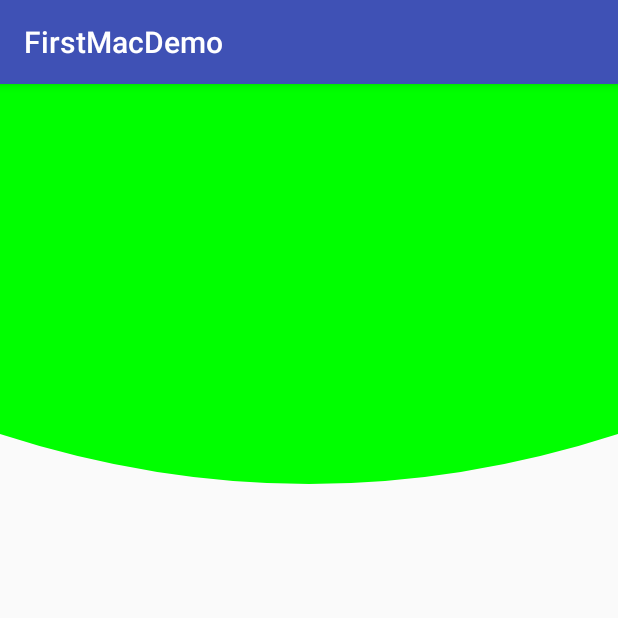
After one commit to LiuXi0314/WarmUp, an Android app: the ArcActivity screen opened directly, with no data from a screen before it, on a phone screen of 412 x 824 dp, the top half of it. The commit adds this screen. Run offline under Robolectric (Android 15) with nearby library versions, the phone set to English and light mode, and no system bars.

Commit message:
add arcview

```diff
--- a/app/src/main/AndroidManifest.xml
+++ b/app/src/main/AndroidManifest.xml
@@ -17,7 +17,8 @@
             </intent-filter>
         </activity>
         <activity android:name=".ButterKnifeActivity" />
-        <activity android:name=".GreenDaoActivity"></activity>
+        <activity android:name=".GreenDaoActivity" />
+        <activity android:name=".ArcActivity"></activity>
     </application>
 
 </manifest>
--- /dev/null
+++ b/app/src/main/java/com/game/liuxi/firstmacdemo/ArcActivity.java
@@ -0,0 +1,13 @@
+package com.game.liuxi.firstmacdemo;
+
+import android.support.v7.app.AppCompatActivity;
+import android.os.Bundle;
+
+public class ArcActivity extends AppCompatActivity {
+
+    @Override
+    protected void onCreate(Bundle savedInstanceState) {
+        super.onCreate(savedInstanceState);
+        setContentView(R.layout.activity_arc);
+    }
+}
--- a/app/src/main/java/com/game/liuxi/firstmacdemo/MainActivity.kt
+++ b/app/src/main/java/com/game/liuxi/firstmacdemo/MainActivity.kt
@@ -3,8 +3,6 @@ package com.game.liuxi.firstmacdemo
 import android.content.Intent
 import android.os.Bundle
 import android.support.v7.app.AppCompatActivity
-import butterknife.ButterKnife
-import butterknife.OnClick
 import kotlinx.android.synthetic.main.activity_main.*
 
 class MainActivity : AppCompatActivity() {
@@ -14,6 +12,7 @@ class MainActivity : AppCompatActivity() {
         setContentView(R.layout.activity_main)
         nh.setOnClickListener { startActivity(Intent(this, ButterKnifeActivity::class.java)) }
         dao.setOnClickListener { startActivity(Intent(this, GreenDaoActivity::class.java)) }
+        arc.setOnClickListener { startActivity(Intent(this, ArcActivity::class.java)) }
     }
 
 
--- /dev/null
+++ b/app/src/main/java/com/game/liuxi/firstmacdemo/view/ArcView.java
@@ -0,0 +1,86 @@
+package com.game.liuxi.firstmacdemo.view;
+
+import android.content.Context;
+import android.graphics.Canvas;
+import android.graphics.Color;
+import android.graphics.Paint;
+import android.graphics.Path;
+import android.graphics.Rect;
+import android.support.annotation.Nullable;
+import android.util.AttributeSet;
+import android.view.View;
+import android.widget.LinearLayout;
+
+/**
+ * Created by liuxi on 2018/3/29.
+ */
+
+public class ArcView extends View {
+
+    private int mWidth;
+    private int mHeight;
+    /**
+     * 弧形高度
+     */
+    private int mArcHeight = 100;
+    /**
+     * 背景颜色
+     */
+    private int mBgColor = Color.GREEN;
+    private Paint mPaint = new Paint();
+
+    public ArcView(Context context) {
+        super(context);
+    }
+
+    public ArcView(Context context, @Nullable AttributeSet attrs) {
+        super(context, attrs);
+    }
+
+    public ArcView(Context context, @Nullable AttributeSet attrs, int defStyleAttr) {
+        super(context, attrs, defStyleAttr);
+    }
+
+
+
+    @Override
+    protected void onDraw(Canvas canvas) {
+        super.onDraw(canvas);
+        if (mPaint == null){
+            mPaint = new Paint(Paint.ANTI_ALIAS_FLAG);
+        }
+
+        mPaint.setColor(mBgColor);
+
+        Rect rect = new Rect(0, 0, mWidth, mHeight - mArcHeight);
+        canvas.drawRect(rect, mPaint);
+
+
+        Path path = new Path();
+        path.moveTo(0, mHeight - mArcHeight);
+        path.quadTo(mWidth / 2, mHeight, mWidth, mHeight - mArcHeight);
+        canvas.drawPath(path, mPaint);
+
+    }
+
+    @Override
+    protected void onMeasure(int widthMeasureSpec, int heightMeasureSpec) {
+        super.onMeasure(widthMeasureSpec, heightMeasureSpec);
+        int widthSize = MeasureSpec.getSize(widthMeasureSpec);
+        int widthMode = MeasureSpec.getMode(widthMeasureSpec);
+        int heightSize = MeasureSpec.getSize(heightMeasureSpec);
+        int heightMode = MeasureSpec.getMode(heightMeasureSpec);
+
+        if (widthMode == MeasureSpec.EXACTLY) {
+            mWidth = widthSize;
+        }
+        if (heightMode == MeasureSpec.EXACTLY) {
+            mHeight = heightSize;
+        }
+        setMeasuredDimension(mWidth, mHeight);
+    }
+
+
+
+
+}
--- /dev/null
+++ b/app/src/main/res/layout/activity_arc.xml
@@ -0,0 +1,12 @@
+<?xml version="1.0" encoding="utf-8"?>
+<LinearLayout xmlns:android="http://schemas.android.com/apk/res/android"
+    xmlns:tools="http://schemas.android.com/tools"
+    android:layout_width="match_parent"
+    android:layout_height="match_parent"
+    tools:context="com.game.liuxi.firstmacdemo.ArcActivity">
+
+    <com.game.liuxi.firstmacdemo.view.ArcView
+        android:layout_width="match_parent"
+        android:layout_height="300dp" />
+
+</LinearLayout>
--- /dev/null
+++ b/app/src/main/res/values/attrs.xml
@@ -0,0 +1,5 @@
+<?xml version="1.0" encoding="utf-8"?>
+<resources>
+
+
+</resources>
```
Also changed, not shown: app/src/main/res/layout/activity_main.xml (+7 -1 lines).
